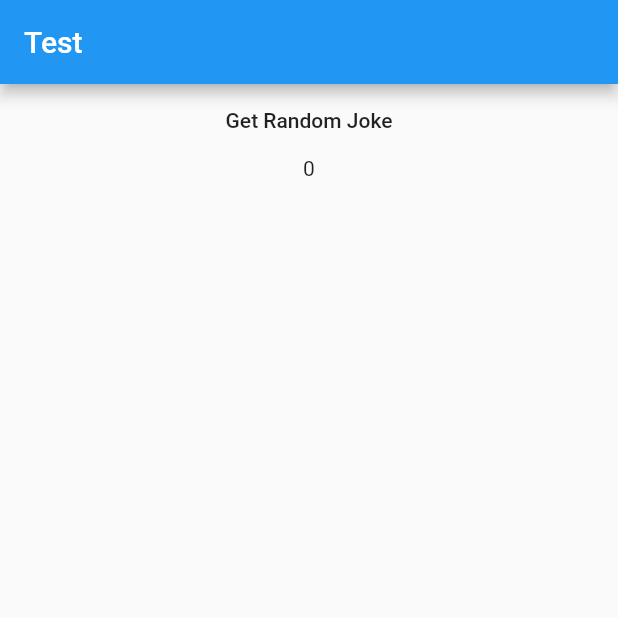
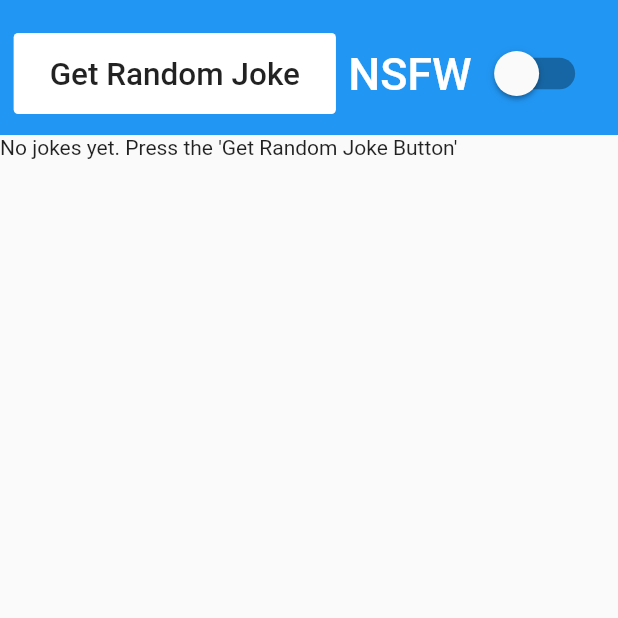
Before and after one commit to jeandrepentz/flutter-joke-app, a Flutter app: the screen it shows after launch, after a tap on "Get Random Joke", on a phone screen of 412 x 824 dp, the top half of it. Run offline on Flutter 3.47's test engine with Material 2 defaults, Android fonts, the phone set to English and light mode, and no system bars; our stand-ins replace get_it, injectable; network calls fail.

Commit message:
Improved Home View UI
- Added sliver list
- Added sliver header
- Improved look for Get Random Joke button
- Added a NSFW toggle

```diff
--- a/lib/core/respositories/jokeRepository/joke_repository.dart
+++ b/lib/core/respositories/jokeRepository/joke_repository.dart
@@ -26,14 +26,10 @@ class JokeRepository implements IJokeRepository {
 
   @override
   Future<Joke> getRandomJoke({bool nsfw = false}) async {
-    print("get");
+    print("get random joke: nsfw - $nsfw");
     final response = await http.get(endpoint, headers: _headers);
-    print("got response");
     final parsed = json.decode(response.body);
-    print("parsing");
-    final joke = Joke.fromJson(parsed);
-    print("done");
-    return joke;
+    return Joke.fromJson(parsed);
   }
 
   @override
--- a/lib/core/viewModels/home_model.dart
+++ b/lib/core/viewModels/home_model.dart
@@ -9,13 +9,20 @@ import 'package:injectable/injectable.dart';
 class HomeModel extends ChangeNotifier {
   final IJokeRepository _jokeRepository;
   List<Joke> _jokes = [];
+  bool _allowNSFW = false;
+
+  bool get allowNSFW => _allowNSFW;
+  set allowNSFW(bool value){
+    _allowNSFW = value;
+    notifyListeners();
+  }
 
   UnmodifiableListView<Joke> get jokes => UnmodifiableListView(_jokes);
   HomeModel(this._jokeRepository);
 
   Future getRandomJoke() async {
     print("getting joke");
-    final joke = await _jokeRepository.getRandomJoke();
+    final joke = await _jokeRepository.getRandomJoke(nsfw: _allowNSFW);
     print("got joke");
     print(joke.content);
     _jokes.add(joke);
--- a/lib/ui/views/home_view.dart
+++ b/lib/ui/views/home_view.dart
@@ -12,20 +12,11 @@ class HomeView extends StatelessWidget {
     return ChangeNotifierProvider(
       create: (_) => getIt<HomeModel>(),
       child: Scaffold(
-        appBar: AppBar(
-          title: Text("Test"),
-        ),
         body: Consumer<HomeModel>(
-          builder: (context, model, child) => Column(
-            children: <Widget>[
-              FlatButton(
-                child: Text("Get Random Joke"),
-                onPressed: () {
-                  model.getRandomJoke();
-                },
-              ),
-              Text(model.jokes.length.toString()),
-              _jokeHistory(model.jokes)
+          builder: (context, model, child) => CustomScrollView(
+            slivers: <Widget>[
+              _sliverAppBar(model),
+              _sliverList(model),
             ],
           ),
         ),
@@ -33,12 +24,77 @@ class HomeView extends StatelessWidget {
     );
   }
 
+  Widget _sliverAppBar(HomeModel model) {
+    return SliverAppBar(
+      expandedHeight: 90,
+      pinned: true,
+      flexibleSpace: FlexibleSpaceBar(
+          titlePadding: EdgeInsets.all(5),
+          centerTitle: false,
+          title: Row(
+            mainAxisAlignment: MainAxisAlignment.spaceAround,
+            children: <Widget>[
+              FlatButton(
+                color: Colors.white,
+                child: const Text("Get Random Joke"),
+                onPressed: () {
+                  model.getRandomJoke();
+                },
+              ),
+              Row(
+                children: <Widget>[
+                  Text("NSFW"),
+                  Switch(
+                    value: model.allowNSFW,
+                    onChanged: (bool value) {
+                      print(value);
+                      model.allowNSFW = value;
+                    },
+                  )
+                ],
+              ),
+            ],
+          )),
+    );
+  }
+
+  Widget _sliverList(HomeModel model) {
+    return SliverList(
+      delegate: SliverChildBuilderDelegate(
+        (BuildContext context, int index) {
+          if (index == 0 && model.jokes.length == 0) {
+            return Text("No jokes yet. Press the 'Get Random Joke Button'");
+          }
+
+          if (index >= model.jokes.length) {
+            return null;
+          }
+          return ListTile(
+            title: Text(model.jokes[index].content),
+          );
+        },
+        // Or, uncomment the following line:
+        // childCount: 3,
+      ),
+    );
+  }
+
+  List _buildList(int count) {
+    List<Widget> listItems = List();
+
+    for (int i = 0; i < count; i++) {
+      listItems.add(new Padding(padding: new EdgeInsets.all(20.0), child: new Text('Item ${i.toString()}', style: new TextStyle(fontSize: 25.0))));
+    }
+
+    return listItems;
+  }
+
   Widget _jokeHistory(List<Joke> jokes) {
     if (jokes == null || jokes.length == 0) {
       return Container();
     } else {
       return Expanded(
-              child: ListView.builder(
+        child: ListView.builder(
           itemCount: jokes.length,
           itemBuilder: (context, index) => ListTile(
             title: Text(jokes[index].content),
```
